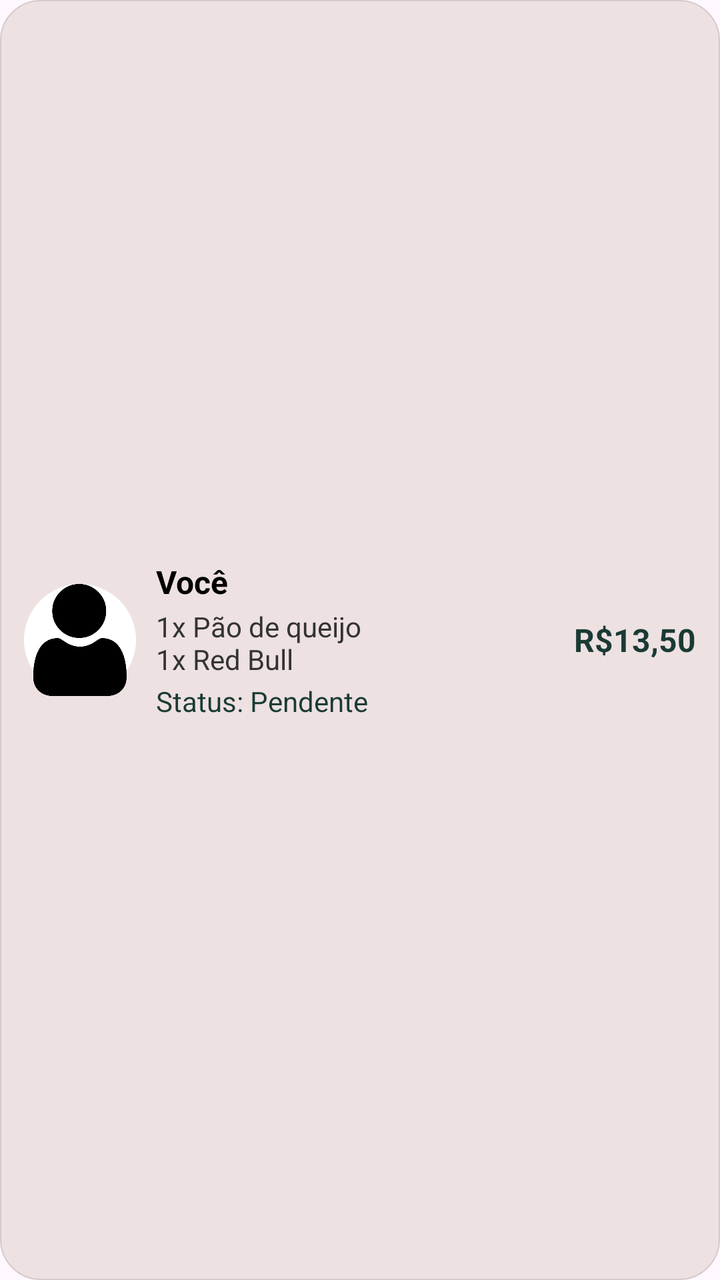
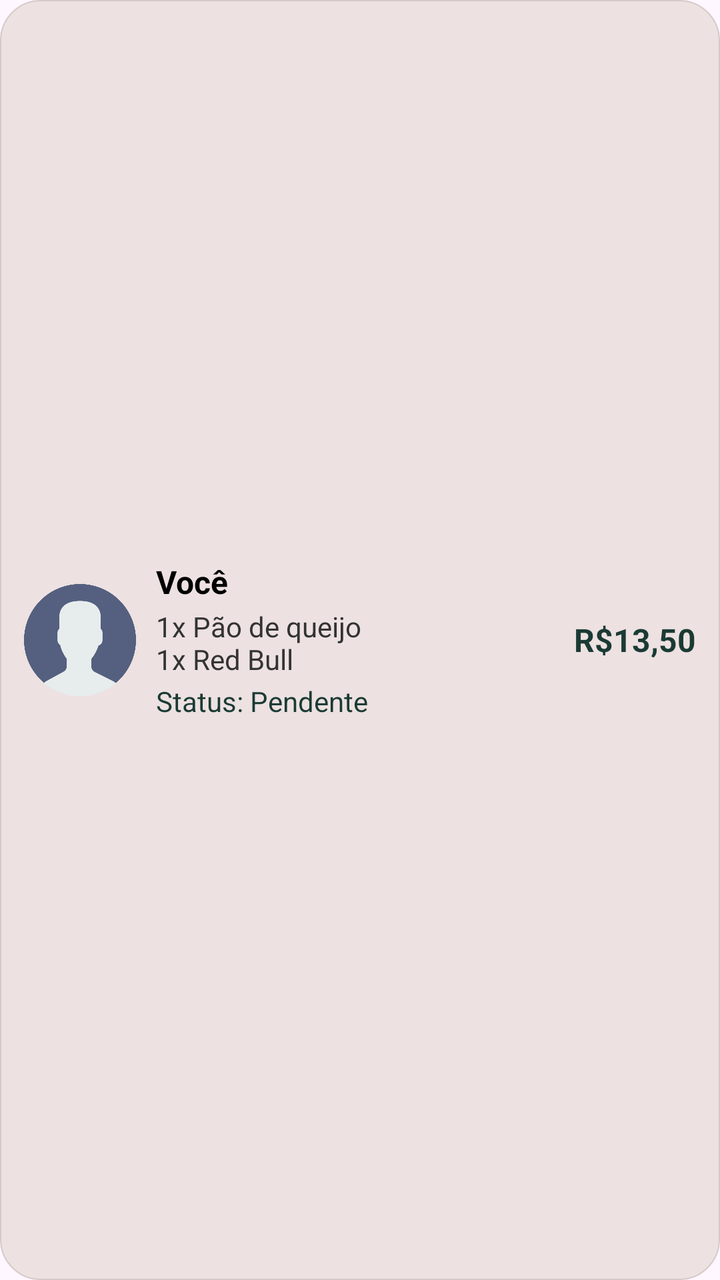

The first picture is an Android layout as it rendered before a commit; the second is the same layout after the commit. The layout source and the unified diff follow.
<!-- AndroidManifest.xml: application theme Theme.IFoodClone -->
<!-- res/layout/item_pedido.xml -->
<?xml version="1.0" encoding="utf-8"?>
<LinearLayout xmlns:android="http://schemas.android.com/apk/res/android"
    android:orientation="horizontal"
    android:layout_width="match_parent"
    android:layout_height="wrap_content"
    android:background="@drawable/bg_card"
    android:padding="12dp"
    android:layout_marginVertical="6dp"
    android:gravity="center_vertical">

    <ImageView
        android:id="@+id/imgCliente"
        android:layout_width="56dp"
        android:layout_height="56dp"
        android:scaleType="centerCrop"
        android:background="@drawable/circle_mask"

        android:src="@drawable/perfil"
     />

    <LinearLayout
        android:layout_width="0dp"
        android:layout_height="wrap_content"
        android:layout_weight="1"
        android:orientation="vertical"
        android:layout_marginStart="10dp">

        <TextView
            android:id="@+id/tvNome"
            android:layout_width="wrap_content"
            android:layout_height="wrap_content"
            android:text="Você"
            android:textSize="16sp"
            android:textStyle="bold"
            android:textColor="#000000" />

        <TextView
            android:id="@+id/tvItens"
            android:layout_width="wrap_content"
            android:layout_height="wrap_content"
            android:text="1x Pão de queijo\n1x Red Bull"
            android:textSize="14sp"
            android:textColor="#333333"
            android:layout_marginTop="2dp"/>

        <TextView
            android:id="@+id/tvStatus"
            android:layout_width="wrap_content"
            android:layout_height="wrap_content"
            android:text="Status: Pendente"
            android:textSize="14sp"
            android:textColor="#1A3A34"
            android:layout_marginTop="2dp"/>
    </LinearLayout>

    <TextView
        android:id="@+id/tvTotal"
        android:layout_width="wrap_content"
        android:layout_height="wrap_content"
        android:text="R$13,50"
        android:textSize="16sp"
        android:textStyle="bold"
        android:textColor="#1A3A34"/>
</LinearLayout>
<!-- resources referenced by this layout -->
<resources>
  <!-- drawable bg_card (drawable) -->
  <?xml version="1.0" encoding="utf-8"?>
  <shape xmlns:android="http://schemas.android.com/apk/res/android" android:shape="rectangle">
      <solid android:color="#EDE1E1"/>
      <corners android:radius="20dp"/>
      <stroke android:width="0.6dp" android:color="#D5CACA"/>
      <padding android:left="10dp" android:top="10dp" android:right="10dp" android:bottom="10dp"/>
  </shape>
  <!-- drawable circle_mask (drawable) -->
  <shape xmlns:android="http://schemas.android.com/apk/res/android"
      android:shape="oval"
      >
  
      <solid android:color="@android:color/white"
          />
  </shape>
  <!-- drawable perfil: png bitmap (drawable, 11096 bytes) -->
  <style name="Theme.IFoodClone" parent="Base.Theme.IFoodClone" />
  <style name="Base.Theme.IFoodClone" parent="Theme.Material3.DayNight.NoActionBar">
          
          
          <item name="android:statusBarColor">@color/colorOliveGreen</item>
          <item name="android:navigationBarColor">@color/colorCream</item>
          <item name="colorAccent">@color/colorAccent</item>
          <item name="colorPrimary">@color/colorPrimaryDark</item>
          <item name="colorPrimaryDark">@color/colorPrimaryDark</item>
      </style>
  <color name="colorOliveGreen">#264E33</color>
  <color name="colorCream">#E9DADA</color>
  <color name="colorAccent">#055109</color>
  <color name="colorPrimaryDark">#055109</color>
</resources>

<!-- the commit's change to res/layout/item_pedido.xml (unified diff, before → after) -->
@@ -14,9 +14,7 @@
         android:layout_height="56dp"
         android:scaleType="centerCrop"
         android:background="@drawable/circle_mask"
-
-        android:src="@drawable/perfil"
-     />
+        android:src="@drawable/usuario" />
 
     <LinearLayout
         android:layout_width="0dp"
<!-- resource entries referenced after the edit -->
@@ -16,7 +16,7 @@
       <solid android:color="@android:color/white"
           />
   </shape>
-  <!-- drawable perfil: png bitmap (drawable, 11096 bytes) -->
+  <!-- drawable usuario: png bitmap (drawable, 19440 bytes) -->
   <style name="Theme.IFoodClone" parent="Base.Theme.IFoodClone" />
   <style name="Base.Theme.IFoodClone" parent="Theme.Material3.DayNight.NoActionBar">
           
